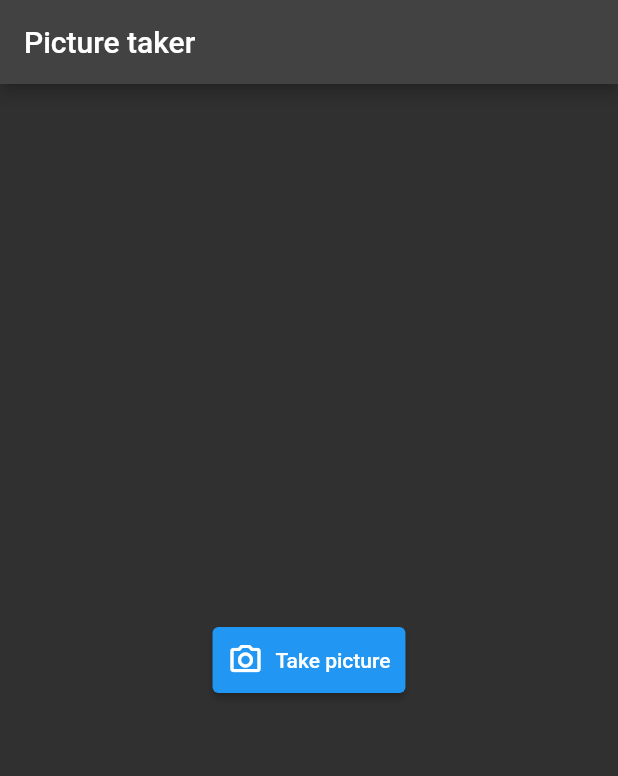
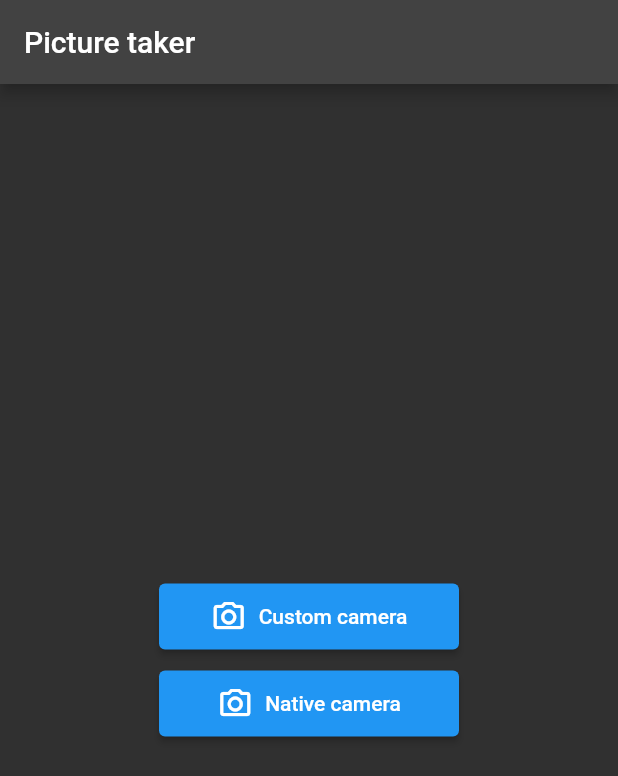
Before and after one commit to NataliaShishuk/PictureTaker, a Flutter app: the screen it shows after launch, on a phone screen of 412 x 824 dp. Shown: the top 776 px of the screen. Run offline on Flutter 3.47's test engine with Material 2 defaults, Android fonts, the phone set to English and light mode, and no system bars; our stand-ins replace camera, image_picker; missing offline and left inert: flutter_share.

Commit message:
Add native camera

```diff
--- /dev/null
+++ b/lib/src/helpers/navigator_helper.dart
@@ -0,0 +1,50 @@
+import 'dart:io';
+
+import 'package:camera/camera.dart';
+import 'package:flutter/material.dart';
+
+import '../screens/native_picture_picker_screen.dart';
+import '../screens/picture_gallery_screen.dart';
+import '../screens/custom_picture_picker_screen.dart';
+
+class NavigatorHelper {
+  static Future<void> openNativePicturePickerScreen(
+    BuildContext context,
+    List<File> pictures,
+  ) async {
+    await Navigator.push(
+      context,
+      MaterialPageRoute(
+        builder: (context) => NativePicturePickerScreen(pictures: pictures),
+      ),
+    );
+  }
+
+  static Future<void> openCustomPicturePickerScreen(
+    BuildContext context,
+    List<CameraDescription> cameras,
+    List<File> pictures,
+  ) async {
+    await Navigator.push(
+      context,
+      MaterialPageRoute(
+        builder: (context) => CustomPicturePickerScreen(
+          cameras: cameras,
+          pictures: pictures,
+        ),
+      ),
+    );
+  }
+
+  static Future<void> openPictureGalleryScreen(
+    BuildContext context,
+    List<File> pictures,
+  ) async {
+    await Navigator.push(
+      context,
+      MaterialPageRoute(
+        builder: (context) => PictureGalleryScreen(pictures: pictures),
+      ),
+    );
+  }
+}
--- a/lib/src/screens/home_screen.dart
+++ b/lib/src/screens/home_screen.dart
@@ -1,9 +1,11 @@
+import 'dart:io';
+
 import 'package:camera/camera.dart';
 import 'package:flutter/material.dart';
 
-import 'take_picture_screen.dart';
+import '../helpers/navigator_helper.dart';
 
-class HomeScreen extends StatelessWidget {
+class HomeScreen extends StatefulWidget {
   const HomeScreen({
     super.key,
     required this.title,
@@ -12,13 +14,18 @@ class HomeScreen extends StatelessWidget {
   final String title;
 
   @override
-  Widget build(BuildContext context) {
+  State<HomeScreen> createState() => _HomeScreenState();
+}
+
+class _HomeScreenState extends State<HomeScreen> {
+  final _pictures = <File>[];
+
+  @override
+  Widget build(BuildContext constext) {
     return SafeArea(
       child: Scaffold(
         appBar: AppBar(
-          title: Text(
-            title,
-          ),
+          title: Text(widget.title),
         ),
         body: Center(
           child: FutureBuilder(
@@ -27,20 +34,30 @@ class HomeScreen extends StatelessWidget {
               if (snapshot.connectionState == ConnectionState.done) {
                 final cameras = snapshot.data!;
 
-                return ElevatedButton.icon(
-                  onPressed: () async => _goToTakePictureView(context, cameras),
-                  style: ElevatedButton.styleFrom(
-                    padding: const EdgeInsets.symmetric(
-                      vertical: 10,
-                      horizontal: 10,
+                return Column(
+                  mainAxisAlignment: MainAxisAlignment.center,
+                  children: [
+                    _buildButton(
+                      text: 'Custom camera',
+                      icon: Icons.camera_alt_outlined,
+                      onPressed: () async =>
+                          NavigatorHelper.openCustomPicturePickerScreen(
+                        context,
+                        cameras,
+                        _pictures,
+                      ),
                     ),
-                  ),
-                  icon: const Icon(
-                    Icons.camera_alt_outlined,
-                  ),
-                  label: const Text(
-                    'Take picture',
-                  ),
+                    const SizedBox(height: 10),
+                    _buildButton(
+                      text: 'Native camera',
+                      icon: Icons.camera_alt_outlined,
+                      onPressed: () async =>
+                          NavigatorHelper.openNativePicturePickerScreen(
+                        context,
+                        _pictures,
+                      ),
+                    ),
+                  ],
                 );
               } else {
                 return const CircularProgressIndicator();
@@ -52,16 +69,23 @@ class HomeScreen extends StatelessWidget {
     );
   }
 
-  Future<void> _goToTakePictureView(
-    BuildContext context,
-    List<CameraDescription> cameras,
-  ) async {
-    await Navigator.push(
-      context,
-      MaterialPageRoute(
-        builder: (context) => TakePictureScreen(
-          cameras: cameras,
+  Widget _buildButton({
+    required String text,
+    IconData? icon,
+    void Function()? onPressed,
+  }) {
+    return SizedBox(
+      width: 200,
+      child: ElevatedButton.icon(
+        onPressed: onPressed,
+        style: ElevatedButton.styleFrom(
+          padding: const EdgeInsets.symmetric(
+            vertical: 10,
+            horizontal: 10,
+          ),
         ),
+        icon: Icon(icon),
+        label: Text(text),
       ),
     );
   }
--- a/pubspec.yaml
+++ b/pubspec.yaml
@@ -32,6 +32,7 @@ dependencies:
   flutter:
     sdk: flutter
   camera: ^0.10.0+3
+  image_picker: ^0.8.6
   flutter_share: ^2.0.0
 
   # The following adds the Cupertino Icons font to your application.
```
Also changed, not shown: lib/src/helpers/snack_bar_helper.dart (added, +12 -0 lines), lib/src/screens/custom_picture_picker_screen.dart (renamed from lib/src/screens/take_picture_screen.dart, +18 -34 lines), lib/src/screens/native_picture_picker_screen.dart (added, +98 -0 lines), pubspec.lock.
